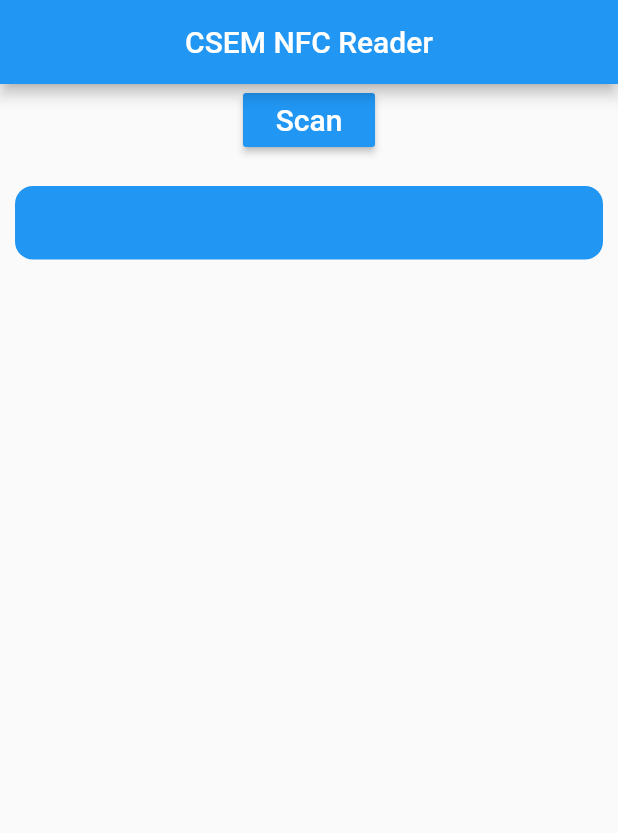
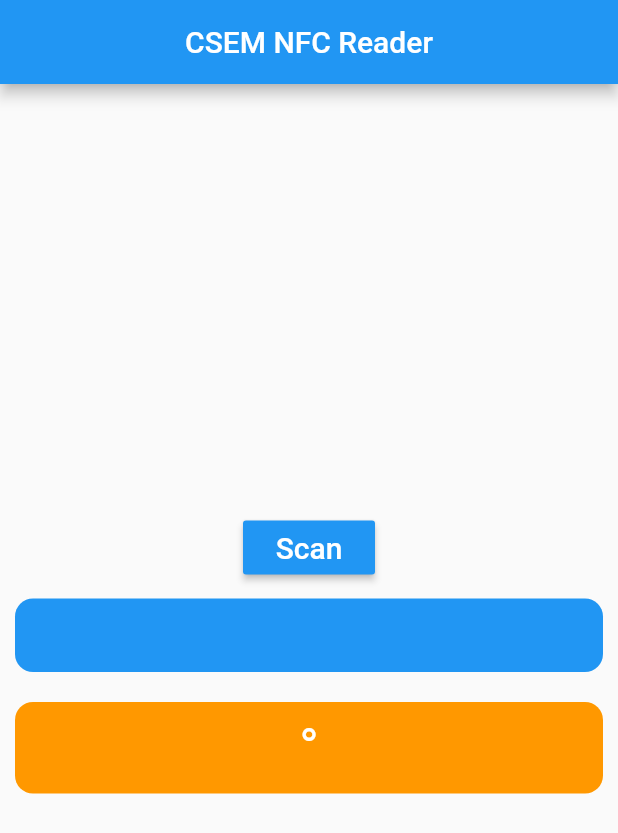
Before and after one commit to bakermarcos/nfc_csem, a Flutter app: the screen it shows after launch, on a phone screen of 412 x 824 dp. Shown: the top 833 px of the screen. Run offline on Flutter 3.47's test engine with Material 2 defaults, Android fonts, the phone set to English and light mode, and no system bars; missing offline and left inert: nfc_in_flutter.

Commit message:
temperature text mod

```diff
--- a/lib/main.dart
+++ b/lib/main.dart
@@ -18,6 +18,7 @@ class _ReadExampleScreenState extends State<ReadExampleScreen> {
   List<String> strs = List();
 
   String a = "";
+  String b = "";
 
   void _startScanning() {
     setState(() {
@@ -35,12 +36,14 @@ class _ReadExampleScreenState extends State<ReadExampleScreen> {
           print(record.data);
           if ((record.data != null) && (record.data.contains("temperature"))) {
             setState(() {
-              a = 'ID: ${message.id}\n${record.data}\n$date';
+              a = 'ID: ${message.id}\n$date';
+              b = '${record.data}';
             });
             break;
           } else {
             setState(() {
-              a = 'ID: ${message.id}\n This tag has no temperature.\n$date';
+              a = 'ID: ${message.id}\nThis tag has no temperature.\n$date';
+              b = '${record.data}';
             });
           }
         }
@@ -126,8 +129,8 @@ class _ReadExampleScreenState extends State<ReadExampleScreen> {
         title: const Text("CSEM NFC Reader"),
         centerTitle: true,
       ),
-      body: Center( child:Column(
-          crossAxisAlignment: CrossAxisAlignment.center,
+      body: Column(
+          mainAxisAlignment: MainAxisAlignment.center,
           children: <Widget>[
             RaisedButton(
               child: const Text("Scan",
@@ -135,9 +138,7 @@ class _ReadExampleScreenState extends State<ReadExampleScreen> {
               color: Colors.blue,
               onPressed: _toggleScan,
             ),
-            Padding(
-              padding: EdgeInsets.only(top: 10.0, bottom: 10.0),
-              child: Container(
+            Container(
               alignment: Alignment.center,
               margin: EdgeInsets.all(10.0),
               padding: EdgeInsets.all(10.0),
@@ -151,8 +152,22 @@ class _ReadExampleScreenState extends State<ReadExampleScreen> {
                 style: TextStyle(color: Colors.white, fontSize: 25.0),
               ),
             ),
-            )
+            Container(
+              alignment: Alignment.center,
+              margin: EdgeInsets.all(10.0),
+              padding: EdgeInsets.all(10.0),
+              decoration: BoxDecoration(
+                shape: BoxShape.rectangle,
+                color: Colors.orange,
+                borderRadius: BorderRadius.circular(12),
+              ),
+              child: Text(
+                b + '°',
+                textAlign: TextAlign.center,
+                style: TextStyle(color: Colors.white, fontSize: 35.0,
+                ),
+              ),)
           ]),
-    ));
+    );
   }
 }
```
Lines whose indentation alone changed are shown as unchanged.
